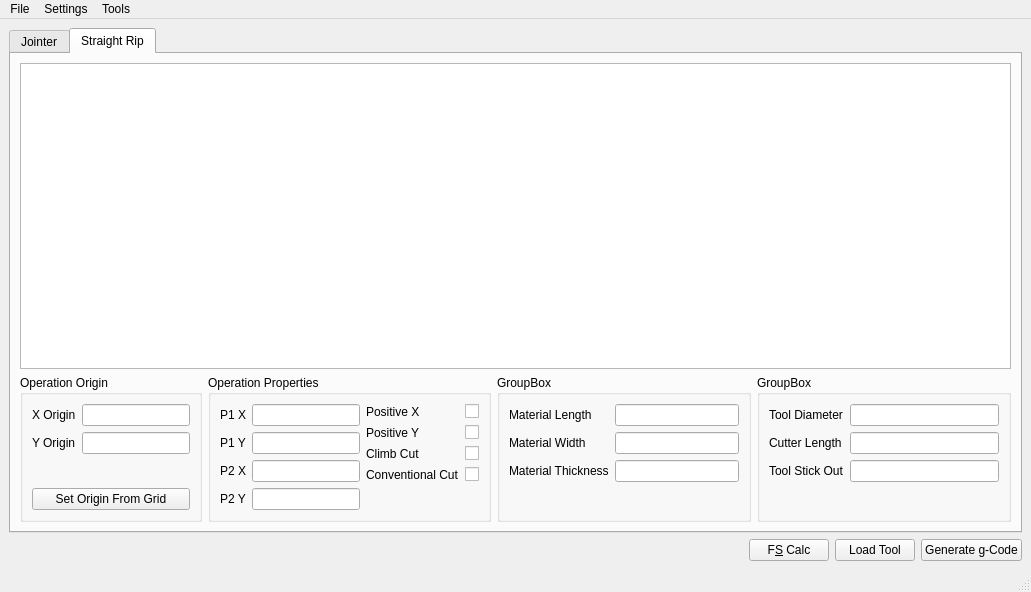
The window that Main.ui (dirktheeng/CNCWoodworkingGCodeCreator) describes before a commit, drawn with Qt 5.
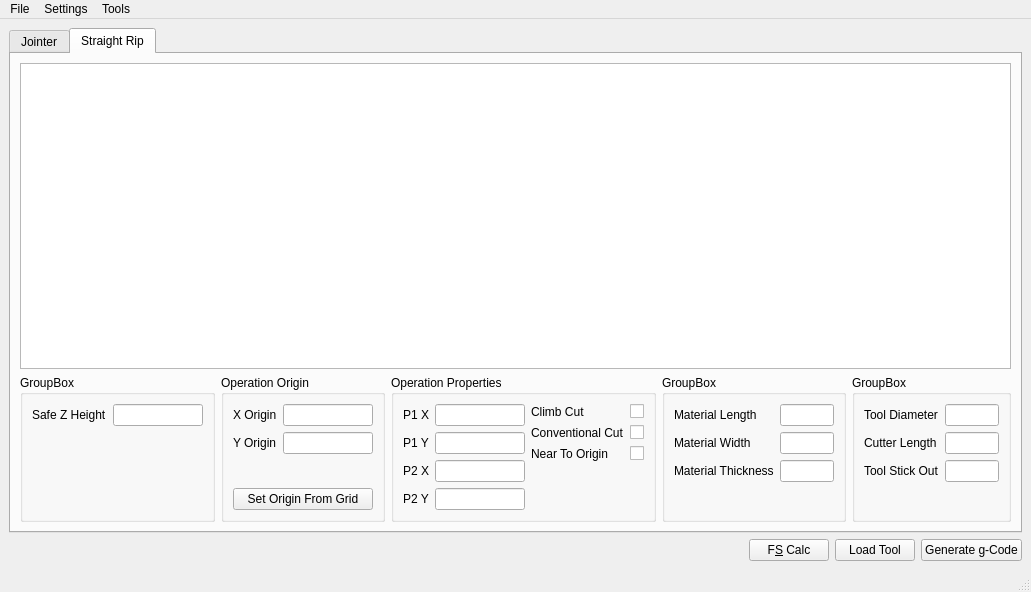
The same window after the commit. The open tabs and pages were chosen to show the change.

Diff of the .ui file:
```diff
--- a/Main.ui
+++ b/Main.ui
@@ -395,7 +395,7 @@
               </item>
               <item row="1" column="0">
                <layout class="QGridLayout" name="gridLayout_11">
-                <item row="0" column="0">
+                <item row="0" column="1">
                  <widget class="QGroupBox" name="groupBox_7">
                   <property name="title">
                    <string>Operation Origin</string>
@@ -439,7 +439,7 @@
                   </layout>
                  </widget>
                 </item>
-                <item row="0" column="1">
+                <item row="0" column="2">
                  <widget class="QGroupBox" name="groupBox_4">
                   <property name="title">
                    <string>Operation Properties</string>
@@ -453,45 +453,35 @@
                         <enum>QFormLayout::AllNonFixedFieldsGrow</enum>
                        </property>
                        <item row="0" column="0">
-                        <widget class="QLabel" name="positiveXLabel">
-                         <property name="text">
-                          <string>Positive X</string>
-                         </property>
-                        </widget>
-                       </item>
-                       <item row="0" column="1">
-                        <widget class="QCheckBox" name="positiveXCheckBox"/>
-                       </item>
-                       <item row="1" column="0">
-                        <widget class="QLabel" name="positiveYLabel">
-                         <property name="text">
-                          <string>Positive Y</string>
-                         </property>
-                        </widget>
-                       </item>
-                       <item row="1" column="1">
-                        <widget class="QCheckBox" name="positiveYCheckBox"/>
-                       </item>
-                       <item row="2" column="0">
                         <widget class="QLabel" name="climbCutLabel">
                          <property name="text">
                           <string>Climb Cut</string>
                          </property>
                         </widget>
                        </item>
-                       <item row="2" column="1">
+                       <item row="0" column="1">
                         <widget class="QCheckBox" name="climbCutCheckBox"/>
                        </item>
-                       <item row="3" column="0">
+                       <item row="1" column="0">
                         <widget class="QLabel" name="conventionalCutLabel">
                          <property name="text">
                           <string>Conventional Cut</string>
                          </property>
                         </widget>
                        </item>
-                       <item row="3" column="1">
+                       <item row="1" column="1">
                         <widget class="QCheckBox" name="conventionalCutCheckBox"/>
                        </item>
+                       <item row="2" column="0">
+                        <widget class="QLabel" name="nearToOriginLabel">
+                         <property name="text">
+                          <string>Near To Origin</string>
+                         </property>
+                        </widget>
+                       </item>
+                       <item row="2" column="1">
+                        <widget class="QCheckBox" name="nearToOriginCheckBox"/>
+                       </item>
                       </layout>
                      </item>
                     </layout>
@@ -550,6 +540,33 @@
                   </layout>
                  </widget>
                 </item>
+                <item row="0" column="0">
+                 <widget class="QGroupBox" name="groupBox_8">
+                  <property name="title">
+                   <string>GroupBox</string>
+                  </property>
+                  <layout class="QGridLayout" name="gridLayout_20">
+                   <item row="0" column="0">
+                    <layout class="QGridLayout" name="gridLayout_19">
+                     <item row="0" column="0">
+                      <layout class="QFormLayout" name="formLayout_10">
+                       <item row="0" column="0">
+                        <widget class="QLabel" name="safeZHeightLabel_2">
+                         <property name="text">
+                          <string>Safe Z Height</string>
+                         </property>
+                        </widget>
+                       </item>
+                       <item row="0" column="1">
+                        <widget class="QLineEdit" name="safeZHeightLineEdit_2"/>
+                       </item>
+                      </layout>
+                     </item>
+                    </layout>
+                   </item>
+                  </layout>
+                 </widget>
+                </item>
                </layout>
               </item>
               <item row="1" column="2">
```
Left out of the diff: 2 changed lines with no effect on the pictures.
